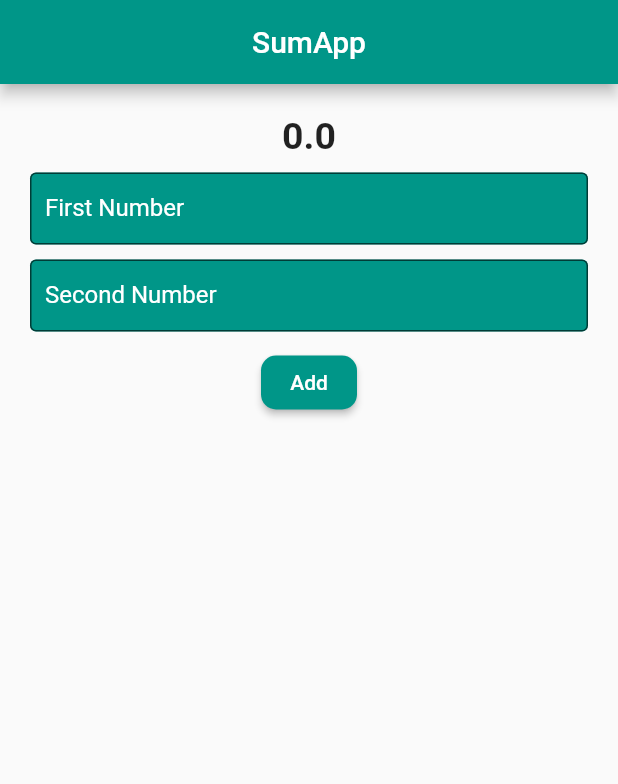
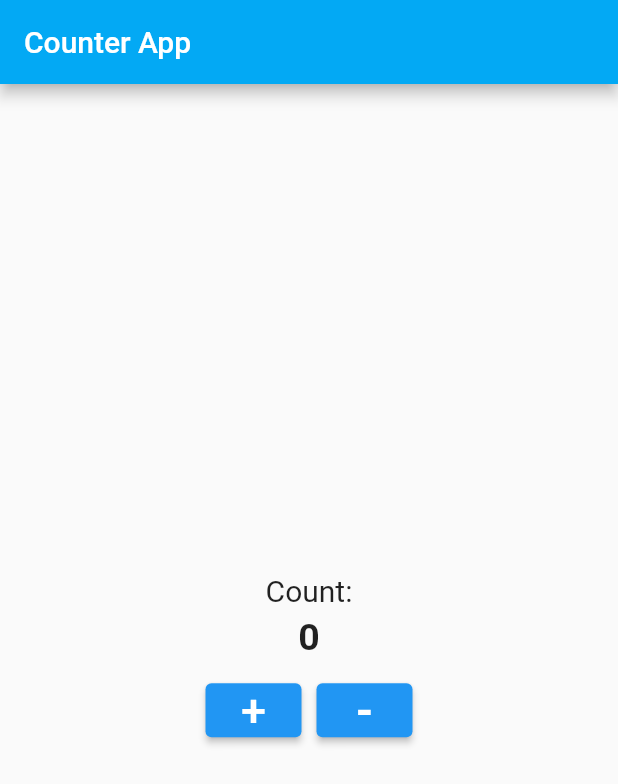
Before and after one commit to Sazzad-Hossain-Sobuj/Ostad_Flutter, a Flutter app: the screen it shows after launch, on a phone screen of 412 x 824 dp. Shown: the top 784 px of the screen. Run offline on Flutter 3.47's test engine with Material 2 defaults, Android fonts, the phone set to English and light mode, and no system bars.

```diff
--- a/lib/home_screen.dart
+++ b/lib/home_screen.dart
@@ -1,72 +1,79 @@
-import 'package:flutter/cupertino.dart';
 import 'package:flutter/material.dart';
-import 'package:ostad_project_all/style.dart';
 
-class SumApp extends StatefulWidget {
-  const SumApp({Key? key}) : super(key: key);
+class CounterApp extends StatefulWidget {
+  const CounterApp({Key? key}) : super(key: key);
 
   @override
-  State<SumApp> createState() => _SumAppState();
+  State<CounterApp> createState() => _CounterAppState();
 }
 
-class _SumAppState extends State<SumApp> {
+class _CounterAppState extends State<CounterApp> {
 
-  Map<String, double> FormValues = {
-    'num1': 0,
-    'num2': 0,
-};
-
-
-  MyInputOnChange(InputKey, InputValue){
-    FormValues.update(InputKey, (value) => double.parse(InputValue));
-    setState(() {
-
-    });
-  }
-
-  double SUM = 0;
-  AddAllNumber(){
-    setState(() {
-
-    });
-    SUM = FormValues['num1']!+FormValues['num2']!;
-}
-
+  int count = 0;
   @override
   Widget build(BuildContext context) {
     return Scaffold(
       appBar: AppBar(
-        backgroundColor: Colors.teal,
-        title: Text('SumApp'),
-        centerTitle: true,
+        title: Text('Counter App'),
+        backgroundColor: Colors.lightBlue,
       ),
 
-      body: Padding(
-          padding: EdgeInsets.all(20),
+      body: Center(
         child: Column(
+          mainAxisAlignment: MainAxisAlignment.center,
           children: [
-            Text(SUM.toString(),style: HeadStyle(),),
+            Text('Count:',style: TextStyle(fontSize: 20),),
+            SizedBox(height: 5,),
+            Text(count.toString(),style: TextStyle(fontSize: 25,fontWeight: FontWeight.bold),),
             SizedBox(height: 10),
-            TextFormField(onChanged: (value){
-              MyInputOnChange('num1', value);
-            }, decoration: AppStyle('First Number')),
-            SizedBox(height: 10),
-            TextFormField(onChanged: (value){MyInputOnChange('num2', value);},decoration: AppStyle('Second Number'),),
-            SizedBox(height: 10),
-            Container(
-              child: ElevatedButton(
-                style: AddButton(),
-                  onPressed: (){
-                  AddAllNumber();
-                  },
-                  child: Text('Add')),
+            Row(
+              mainAxisAlignment: MainAxisAlignment.center,
+              children: [
+                Container(
+                  child: ElevatedButton(
+
+                      onPressed: (){
+                        count+=1;
+                        setState(() {
+
+                        });
+                        if (count>=5){
+                          showDialog(
+                              context: context,
+                              builder: (BuildContext context){
+                                return AlertDialog(
+                                  title: Text('Button pressed $count times'),
+                                  actions: [
+                                    TextButton(
+                                        onPressed: (){
+                                          Navigator.of(context).pop();
+                                        },
+                                        child: Text('close'))
+                                  ],
+                                );
+                              });
+                        }
+                      },
+                      child: Text('+',style: TextStyle(fontSize: 30),)),
+                ),
+                SizedBox(width: 10,),
+                Container(
+                  child: ElevatedButton(
+                      onPressed: (){
+                        if(count>0){
+                          count-=1;
+                        }
+                        setState(() {
+
+                        });
+                      },
+                      child: Text('-',style: TextStyle(fontSize: 30,fontWeight: FontWeight.bold),)),
+                ),
+              ],
             )
-
           ],
         ),
       ),
-
-
     );
   }
 }
--- a/lib/main.dart
+++ b/lib/main.dart
@@ -1,4 +1,3 @@
-import 'package:flutter/cupertino.dart';
 import 'package:flutter/material.dart';
 
 import 'home_screen.dart';
@@ -13,7 +12,7 @@ class MyApp extends StatelessWidget {
   Widget build(BuildContext context) {
     return MaterialApp(
       debugShowCheckedModeBanner: false,
-      home: SumApp(),
+      home: CounterApp(),
     );
   }
 }
```
